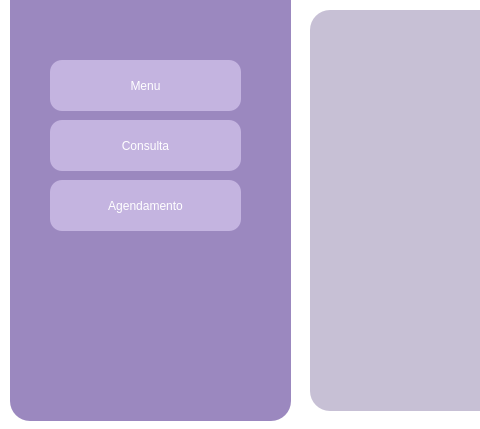
Above: VeterinaryScheduleSystem/cadastrocliente.ui from brenoafsa/VeterinaryScheduleSystem before the change; both pictures show x 0 to 480 and y 190 to 619 of the 1302 by 619 pixel window. Below: the same form after it.
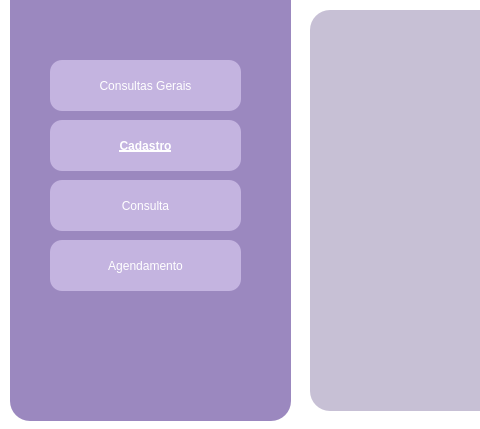
That is the form after the change. Icons and pictures are not drawn.

Patch:
```diff
--- a/VeterinaryScheduleSystem/cadastrocliente.ui
+++ b/VeterinaryScheduleSystem/cadastrocliente.ui
@@ -45,14 +45,14 @@
 color: #ffffff</string>
     </property>
     <property name="text">
-     <string>Menu</string>
+     <string>Consultas Gerais</string>
     </property>
    </widget>
    <widget class="QPushButton" name="consultaButton">
     <property name="geometry">
      <rect>
       <x>40</x>
-      <y>300</y>
+      <y>360</y>
       <width>191</width>
       <height>51</height>
      </rect>
@@ -72,7 +72,7 @@
     <property name="geometry">
      <rect>
       <x>40</x>
-      <y>360</y>
+      <y>420</y>
       <width>191</width>
       <height>51</height>
      </rect>
@@ -107,6 +107,35 @@
      <bool>true</bool>
     </property>
    </widget>
+   <widget class="QPushButton" name="pushButton_6">
+    <property name="geometry">
+     <rect>
+      <x>40</x>
+      <y>300</y>
+      <width>191</width>
+      <height>51</height>
+     </rect>
+    </property>
+    <property name="font">
+     <font>
+      <family>System</family>
+      <pointsize>9</pointsize>
+      <italic>false</italic>
+      <bold>true</bold>
+      <underline>true</underline>
+     </font>
+    </property>
+    <property name="styleSheet">
+     <string notr="true">background-color: #C4B4E0;
+font: 700 9pt &quot;System&quot;;
+border-radius: 12px;
+padding: 5px;
+color: rgb(255, 255, 255);</string>
+    </property>
+    <property name="text">
+     <string>Cadastro</string>
+    </property>
+   </widget>
    <zorder>agendamentoButton</zorder>
    <zorder>label</zorder>
    <zorder>menuButton</zorder>
```
Left out of the diff: 1 changed line with no effect on the pictures.
